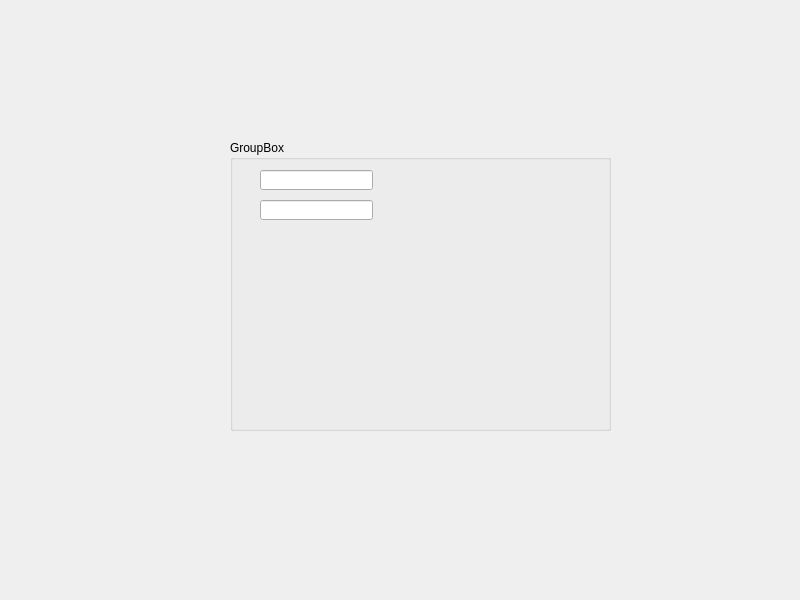
The window that Calculation and analysis of RS/UIdes.ui (dmitriySalmanov/rs_sys_eng) describes before a commit, drawn with Qt 5.
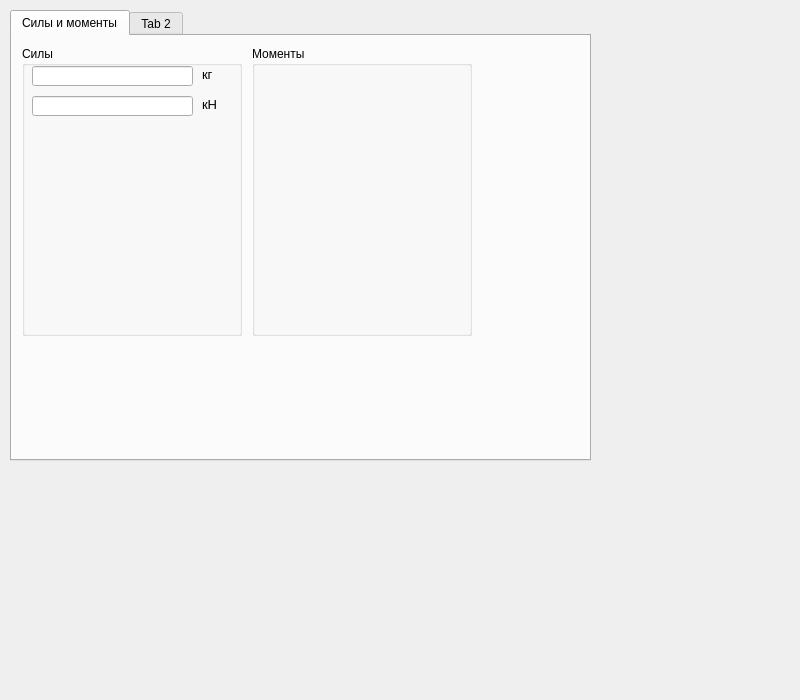
The same window after the commit.

The edit to the form file:
```diff
--- a/Calculation and analysis of RS/UIdes.ui
+++ b/Calculation and analysis of RS/UIdes.ui
@@ -7,31 +7,53 @@
     <x>0</x>
     <y>0</y>
     <width>800</width>
-    <height>600</height>
+    <height>700</height>
    </rect>
   </property>
+  <property name="minimumSize">
+   <size>
+    <width>700</width>
+    <height>700</height>
+   </size>
+  </property>
   <property name="windowTitle">
    <string>MainWindow</string>
   </property>
   <widget class="QWidget" name="centralwidget">
-   <widget class="QGroupBox" name="groupBox">
+   <widget class="QTabWidget" name="tabWidget_convertor">
     <property name="geometry">
      <rect>
-      <x>230</x>
-      <y>140</y>
-      <width>381</width>
-      <height>291</height>
+      <x>10</x>
+      <y>10</y>
+      <width>581</width>
+      <height>451</height>
+     </rect>
+    </property>
+    <property name="currentIndex">
+     <number>0</number>
+    </property>
+    <widget class="QWidget" name="tab_forces_and_moments">
+     <attribute name="title">
+      <string>Силы и моменты</string>
+     </attribute>
+     <widget class="QGroupBox" name="groupBox_force">
+      <property name="geometry">
+       <rect>
+        <x>10</x>
+        <y>10</y>
+        <width>220</width>
+        <height>290</height>
      </rect>
     </property>
     <property name="title">
-     <string>GroupBox</string>
+       <string>Силы</string>
     </property>
     <widget class="QLineEdit" name="lineEdit_kg">
      <property name="geometry">
       <rect>
-       <x>30</x>
-       <y>30</y>
-       <width>113</width>
+         <x>10</x>
+         <y>20</y>
+         <width>161</width>
        <height>20</height>
       </rect>
      </property>
@@ -39,15 +61,76 @@
       <string/>
      </property>
     </widget>
-    <widget class="QLineEdit" name="lineEdit_kn">
+      <widget class="QLineEdit" name="lineEdit_kN">
      <property name="geometry">
       <rect>
-       <x>30</x>
-       <y>60</y>
-       <width>113</width>
+         <x>10</x>
+         <y>50</y>
+         <width>161</width>
        <height>20</height>
       </rect>
      </property>
+      </widget>
+      <widget class="QLabel" name="label_kg">
+       <property name="geometry">
+        <rect>
+         <x>180</x>
+         <y>20</y>
+         <width>31</width>
+         <height>16</height>
+        </rect>
+       </property>
+       <property name="font">
+        <font>
+         <pointsize>10</pointsize>
+        </font>
+       </property>
+       <property name="text">
+        <string>кг</string>
+       </property>
+      </widget>
+      <widget class="QLabel" name="label_kN">
+       <property name="geometry">
+        <rect>
+         <x>180</x>
+         <y>50</y>
+         <width>31</width>
+         <height>16</height>
+        </rect>
+       </property>
+       <property name="font">
+        <font>
+         <pointsize>10</pointsize>
+         <weight>50</weight>
+         <italic>false</italic>
+         <bold>false</bold>
+         <underline>false</underline>
+         <strikeout>false</strikeout>
+        </font>
+       </property>
+       <property name="text">
+        <string>кН</string>
+       </property>
+      </widget>
+     </widget>
+     <widget class="QGroupBox" name="groupBox_moment">
+      <property name="geometry">
+       <rect>
+        <x>240</x>
+        <y>10</y>
+        <width>220</width>
+        <height>290</height>
+       </rect>
+      </property>
+      <property name="title">
+       <string>Моменты</string>
+      </property>
+     </widget>
+    </widget>
+    <widget class="QWidget" name="tab_2">
+     <attribute name="title">
+      <string>Tab 2</string>
+     </attribute>
     </widget>
    </widget>
   </widget>
```
Lines whose indentation alone changed are shown as unchanged.
